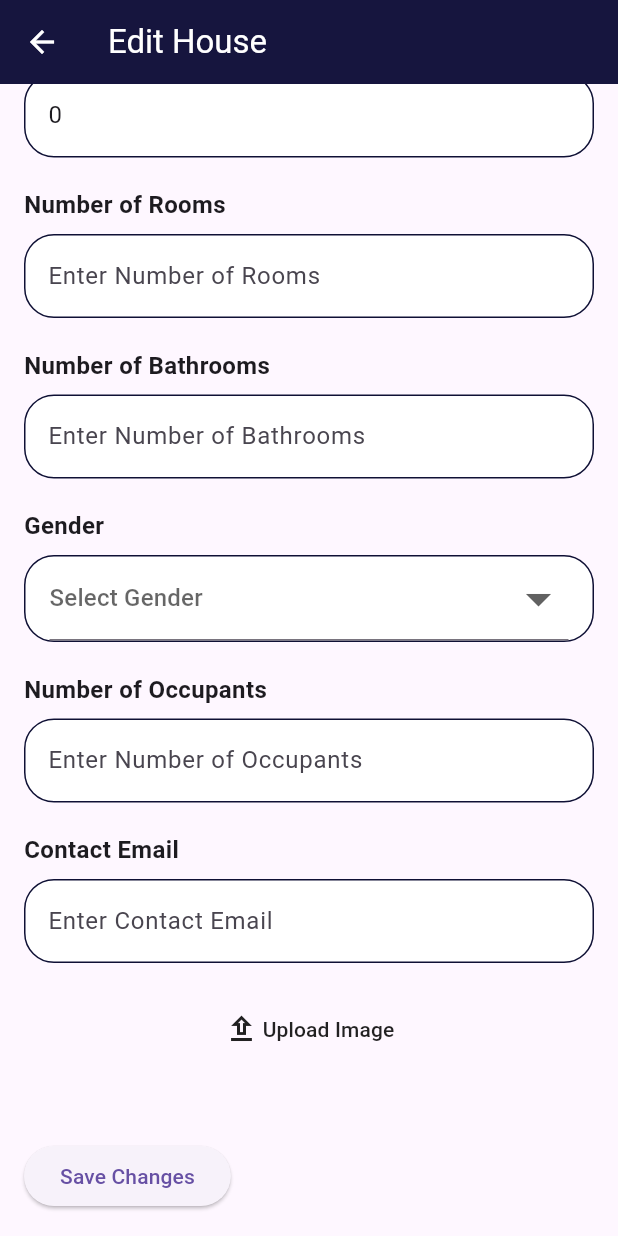
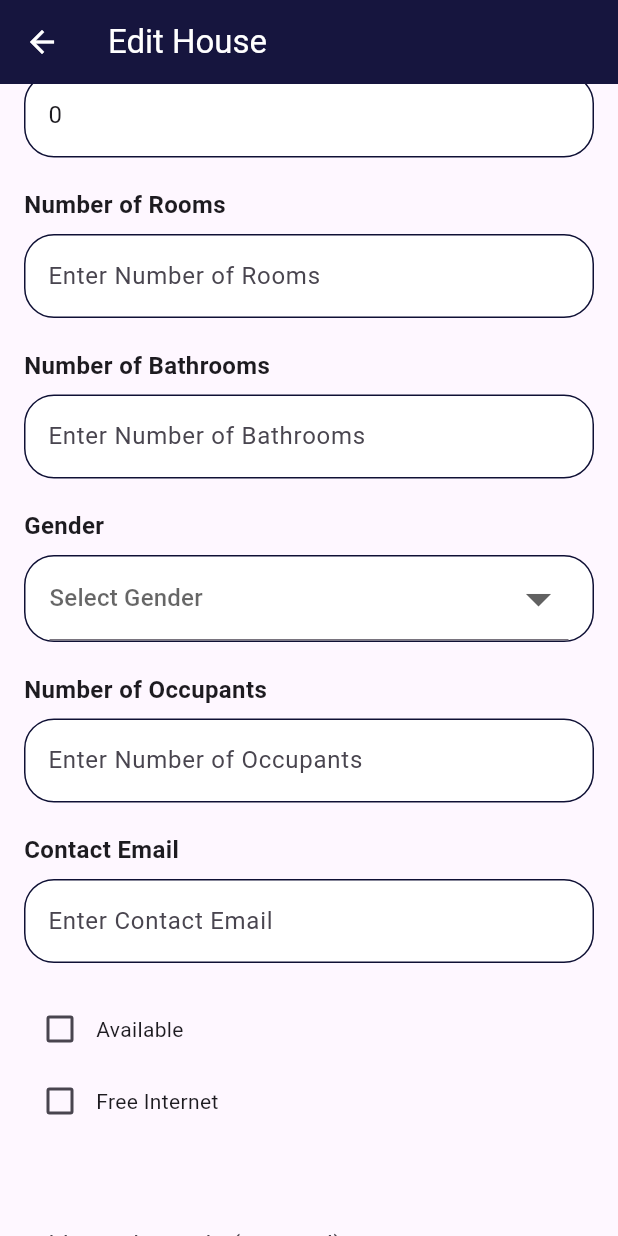
Before and after one commit to Daniamaher/graduationproject, a Flutter app: the EditHousePage screen opened directly with empty values, scrolled down 169 dp, on a phone screen of 412 x 824 dp. Run offline on Flutter 3.47's test engine with Material 3 defaults, Android fonts, the phone set to English and light mode, and no system bars; our stand-ins replace cloud_firestore, firebase_auth, firebase_core, firebase_storage, font_awesome_flutter, geocoding and 4 more; accounts and stored records are empty.

Commit message:
finish location and edit page

```diff
--- a/lib/Housing/pages/HousesPage.dart
+++ b/lib/Housing/pages/HousesPage.dart
@@ -710,7 +710,7 @@ class _HousingPageState extends State<HousingPage> {
                   email: houseData['email'] ?? '',
                   bathrooms: houseData['numBathrooms'] ?? 0,
                   houseId: houseDocs[index].id,
-                  latitude:houseData['latitude'] , longitude: houseData['longitude'], location: houseData['location']??'',
+                  latitude:houseData['latitude'] , longitude: houseData['longitude'], location: houseData['location']??'', isAvailable: houseData['isAvailable']??'', hasFreeInternet: houseData['hasFreeInternet']??'',
 
                 );
               },
--- a/lib/Housing/pages/edithousepage.dart
+++ b/lib/Housing/pages/edithousepage.dart
@@ -344,7 +344,12 @@ class _EditHousePageState extends State<EditHousePage> {
   final TextEditingController numRoomsController = TextEditingController();
   final TextEditingController numBathroomsController = TextEditingController();
   final TextEditingController numOccupantsController = TextEditingController();
+
   final TextEditingController emailController = TextEditingController();
+  final TextEditingController additionalDetailsController = TextEditingController();
+
+  bool isAvailable = false;
+bool hasFreeInternet = false;
 
   List<String> imageUrls = [];
   String? _selectedGender;
@@ -361,6 +366,10 @@ class _EditHousePageState extends State<EditHousePage> {
     numOccupantsController.text = widget.houseData['numOccupants'].toString();
     emailController.text = widget.houseData['email'];
     imageUrls = List<String>.from(widget.houseData['imageUrls'] ?? []);
+    isAvailable = widget.houseData['isAvailable'] ?? false;
+  hasFreeInternet = widget.houseData['hasFreeInternet'] ?? false;
+    additionalDetailsController.text = widget.houseData['additionalDetails'] ?? '';
+
   }
 
   @override
@@ -512,6 +521,57 @@ class _EditHousePageState extends State<EditHousePage> {
                   return null;
                 },
               ),
+                            SizedBox(height: 20),
+
+                 Column(
+  crossAxisAlignment: CrossAxisAlignment.start,
+  children: [
+    Row(
+      children: [
+        Checkbox(
+          value: isAvailable,
+          onChanged: (value) {
+            setState(() {
+              isAvailable = value ?? false;
+            });
+          },
+        ),
+        Text('Available'),
+      ],
+    ),
+    Row(
+      children: [
+        Checkbox(
+          value: hasFreeInternet,
+          onChanged: (value) {
+            setState(() {
+              hasFreeInternet = value ?? false;
+            });
+          },
+        ),
+        Text('Free Internet'),
+      ],
+    ),
+    SizedBox(height: 20),
+    TextFormField(
+        controller: additionalDetailsController,
+
+      decoration: InputDecoration(
+        labelText: 'Additional Details (optional)',
+        hintText: 'Include any extra details of the house',
+      ),
+      initialValue: widget.houseData['additionalDetails'] ?? '',
+      onChanged: (value) {
+        // Update the additional details as they type
+        widget.houseData['additionalDetails'] = value;
+      },
+      maxLines: 3,
+    ),
+    SizedBox(height: 20),
+  ],
+),
+
+
               SizedBox(height: 20),
               Container(
                 decoration: BoxDecoration(
@@ -631,6 +691,11 @@ class _EditHousePageState extends State<EditHousePage> {
             'numOccupants': int.tryParse(numOccupantsController.text) ?? 0,
             'email': emailController.text,
             'imageUrls': imageUrls,
+              'isAvailable': isAvailable,
+          'hasFreeInternet': hasFreeInternet,
+          //'additionalDetails': widget.houseData['additionalDetails'] ?? '',
+            'additionalDetails': additionalDetailsController.text,
+
           };
 
           final QuerySnapshot querySnapshot = await FirebaseFirestore.instance
--- a/lib/Housing/pages/housedetailspage.dart
+++ b/lib/Housing/pages/housedetailspage.dart
@@ -669,6 +669,7 @@ class _EditReviewDialogState extends State<EditReviewDialog> {
 import 'package:flutter/material.dart';
 import 'package:cloud_firestore/cloud_firestore.dart';
 import 'package:firebase_auth/firebase_auth.dart';
+import 'package:flutter_application_1/constant.dart';
 import 'package:google_maps_flutter/google_maps_flutter.dart';
 import 'package:url_launcher/url_launcher.dart';
 
@@ -701,6 +702,8 @@ class MyApp extends StatelessWidget {
           latitude: 37.7749,
           longitude: -122.4194,
           location: 'San Francisco, CA',
+           isAvailable:true, // New field
+        hasFreeInternet:false
         ),
       ),
     );
@@ -750,6 +753,8 @@ class _DisplayHouseDetailPageState extends State<DisplayHouseDetailPage> {
                         'latitude': widget.houseDetails.latitude,
                         'longitude': widget.houseDetails.longitude,
                         'location': widget.houseDetails.location,
+                        'isAvailable':widget.houseDetails.isAvailable,
+                        'hasFreeInternet':widget.houseDetails.hasFreeInternet
                       },
                     ),
                   ),
@@ -792,7 +797,13 @@ class _DisplayHouseDetailPageState extends State<DisplayHouseDetailPage> {
             _buildInfoTile(Icons.home, 'Rooms: ${widget.houseDetails.rooms}'),
             _buildInfoTile(Icons.person, 'Gender: ${widget.houseDetails.gender}'),
             _buildInfoTile(Icons.email, 'Email: ${widget.houseDetails.email}', onTap: () => _launchEmail(widget.houseDetails.email)),
+
+                      _buildInfoTile(Icons.check, 'Available: ${widget.houseDetails.isAvailable ? 'Yes' : 'No'}'),
+          _buildInfoTile(Icons.wifi, 'Free Internet: ${widget.houseDetails.hasFreeInternet ? 'Yes' : 'No'}'),
+                     _buildInfoTile(Icons.location_on_outlined, 'Location ${widget.houseDetails.location }'),
+
             SizedBox(height: 10),
+
             _buildMap(latitude, longitude),
             SizedBox(height: 10),
             Center(
@@ -1191,6 +1202,8 @@ class HouseDetails {
   final double latitude;
   final double longitude;
   final String location;
+  final bool isAvailable;
+  final bool hasFreeInternet;
 
   HouseDetails({
     required this.userId,
@@ -1206,7 +1219,8 @@ class HouseDetails {
     required this.latitude,
     required this.longitude,
     required this.location,
-
+    required this.isAvailable,
+    required this.hasFreeInternet,
 
 });
 
@@ -1229,6 +1243,8 @@ factory HouseDetails.defaultData() {
       latitude: 0.0,
       longitude: 0.0,
       location: 'Default Location',
+      isAvailable: true,
+      hasFreeInternet: false,
     );
   }
 }
@@ -1252,6 +1268,10 @@ class Review {
   });
 }
 
+
+
+
+/*
 class EditHousePage extends StatelessWidget {
   final String userId;
   final Map<String, dynamic> houseData;
@@ -1272,3 +1292,4 @@ class EditHousePage extends StatelessWidget {
 }
 
 const kPrimaryColor = Color(0xff0f1035);
+*/
```
Also changed, not shown: lib/Housing/myhouse.dart (+7 -4 lines).
